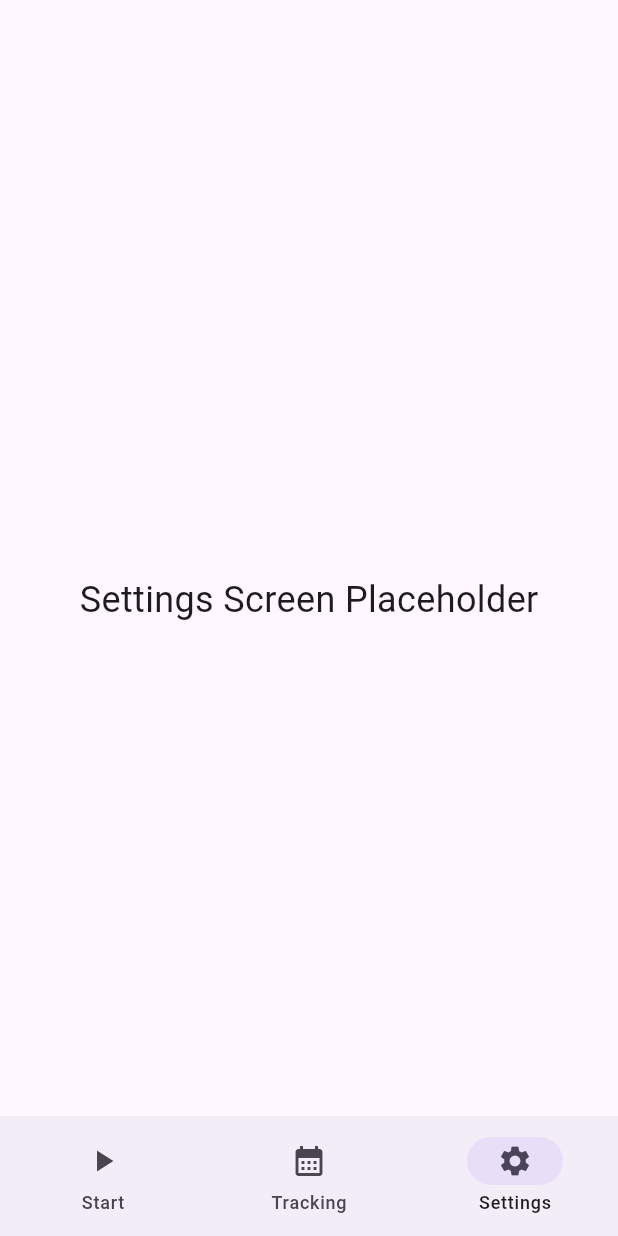
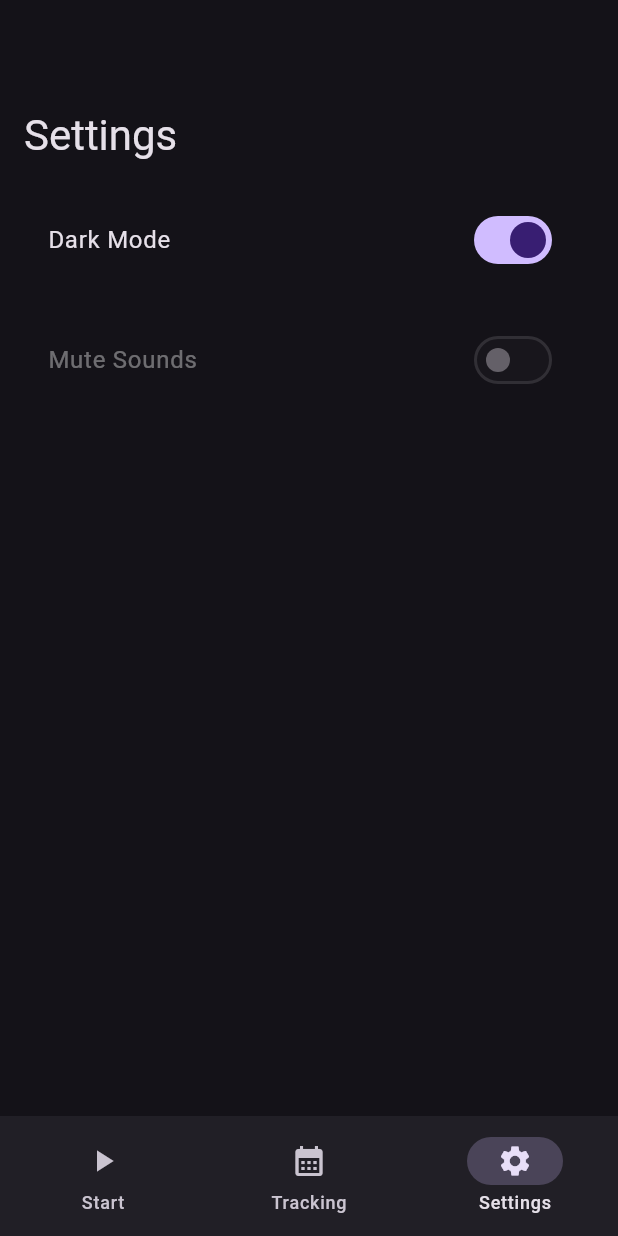
Before and after one commit to alquaza/finger_training_app, a Flutter app: the screen it shows after launch, item 3 of the bottom bar chosen, on a phone screen of 412 x 824 dp. Run offline on Flutter 3.47's test engine with Material 3 defaults, Android fonts, the phone set to English and light mode, and no system bars; our stand-ins replace audioplayers, shared_preferences, wakelock_plus.

Commit message:
Persistent settings (dark mode)
- set scheme back to "debug" (otherwise it doesn't work with simulator)
- started working on persistent settings in the settings screen
- app now stays in whatever mode you set it to (runs in dark mode the first time you open it)
- placeholder for mute in settings screen

```diff
--- /dev/null
+++ b/lib/classes/settings.dart
@@ -0,0 +1,34 @@
+import "package:shared_preferences/shared_preferences.dart";
+
+class Settings {
+  static SharedPreferencesAsync? _asyncPrefs;
+
+  // must be called once
+  static void init() {
+    _asyncPrefs = SharedPreferencesAsync();
+  }
+
+  static Future<void> setDarkMode(bool isDarkMode) async {
+    await _asyncPrefs?.setBool("darkMode", isDarkMode);
+  }
+
+  static Future<bool> getDarkMode() async {
+    // default to true (dark mode) for first time app is launched
+    return await _asyncPrefs?.getBool("darkMode") ?? true;
+  }
+}
+
+
+
+
+/*
+// example for using SharedPreferencesAsync
+
+final asyncPrefs = SharedPreferencesAsync();
+
+await asyncPrefs.setBool('repeat', true);
+await asyncPrefs.setString('action', 'Start');
+
+final bool? repeat = await asyncPrefs.getBool('repeat');
+final String? action = await asyncPrefs.getString('action');
+*/
--- a/lib/main.dart
+++ b/lib/main.dart
@@ -3,9 +3,11 @@ import "package:flutter/services.dart";
 import "package:finger_training_app/start_screen.dart";
 import "package:finger_training_app/tracking_screen.dart";
 import "package:finger_training_app/settings_screen.dart";
+import "package:finger_training_app/classes/settings.dart";
 
 void main() {
   WidgetsFlutterBinding.ensureInitialized();
+  Settings.init();
   SystemChrome.setPreferredOrientations([
     DeviceOrientation.portraitUp,
   ]).then((fn) {
@@ -21,22 +23,44 @@ class MyApp extends StatefulWidget {
 }
 
 class _MyAppState extends State<MyApp> {
-  final List<Widget> screens = const [
-    StartScreen(),
-    TrackingScreen(),
-    SettingsScreen(),
-  ];
+  int selectedIndex = 0;
+  // this is NOT the line that sets the default theme, the variable just has to be initialized
+  // even though it will be immediately overwritten in initState
+  ThemeMode themeMode = ThemeMode.dark;
 
-  // keeps track of which screen is currently selected
-  int selectedIndex = 0;
+  @override
+  void initState() {
+    super.initState();
+    _loadTheme();
+  }
+
+  Future<void> _loadTheme() async {
+    final isDarkMode = await Settings.getDarkMode();
+    setState(() {
+      themeMode = isDarkMode ? ThemeMode.dark : ThemeMode.light;
+    });
+  }
+
+  void setThemeMode(ThemeMode mode) {
+    setState(() {
+      themeMode = mode;
+    });
+  }
 
   @override
   Widget build(BuildContext context) {
+    // keeps track of which screen is currently selected
+    final List<Widget> screens = [
+      const StartScreen(),
+      const TrackingScreen(),
+      SettingsScreen(setThemeMode),
+    ];
+
     return MaterialApp(
       // theming
       theme: ThemeData.light(),
       darkTheme: ThemeData.dark(),
-      themeMode: ThemeMode.system,
+      themeMode: themeMode,
 
       // this title is not displayed inside the app
       title: "Finger Strength Training",
--- a/lib/new_routine.dart
+++ b/lib/new_routine.dart
@@ -1,3 +1,7 @@
+/*
+      CURRENTLY UNUSED FILE
+*/
+
 import "package:flutter/material.dart";
 
 class NewRoutine extends StatefulWidget {
--- a/lib/settings_screen.dart
+++ b/lib/settings_screen.dart
@@ -1,14 +1,66 @@
 import "package:flutter/material.dart";
+import "package:finger_training_app/classes/settings.dart";
 
-class SettingsScreen extends StatelessWidget {
-  const SettingsScreen({super.key});
+class SettingsScreen extends StatefulWidget {
+  final Function(ThemeMode) onThemeChanged;
+
+  const SettingsScreen(this.onThemeChanged, {super.key});
+
+  @override
+  State<SettingsScreen> createState() => _SettingsScreenState();
+}
+
+class _SettingsScreenState extends State<SettingsScreen> {
+  // this is not actually initializing dark mode, it will be immediately overwritten in initState
+  bool isDarkMode = true;
+
+  @override
+  void initState() {
+    super.initState();
+    _loadDarkMode();
+  }
+
+  // called on initState, sets the isDarkMode boolean based on saved preference
+  Future<void> _loadDarkMode() async {
+    final darkMode = await Settings.getDarkMode();
+    setState(() {
+      isDarkMode = darkMode;
+    });
+  }
+
+  Future<void> _toggleDarkMode(bool value) async {
+    await Settings.setDarkMode(value);
+    setState(() {
+      isDarkMode = value;
+    });
+    // notify the app to rebuild with new theme
+    widget.onThemeChanged(value ? ThemeMode.dark : ThemeMode.light);
+  }
 
   @override
   Widget build(BuildContext context) {
-    return Center(
-      child: Text(
-        "Settings Screen Placeholder",
-        style: TextStyle(fontSize: 24),
+    return Padding(
+      padding: const EdgeInsets.all(16.0),
+      child: Column(
+        crossAxisAlignment: CrossAxisAlignment.start,
+        children: [
+          Text(
+            "Settings",
+            style: Theme.of(context).textTheme.headlineMedium,
+          ),
+          const SizedBox(height: 24),
+          SwitchListTile(
+            title: const Text("Dark Mode"),
+            value: isDarkMode,
+            onChanged: _toggleDarkMode,
+          ),
+          const SizedBox(height: 24),
+          SwitchListTile(
+            title: const Text("Mute Sounds"),
+            value: false,
+            onChanged: (null),
+          ),
+        ],
       ),
     );
   }
--- a/lib/start_screen.dart
+++ b/lib/start_screen.dart
@@ -1,6 +1,6 @@
 import "package:flutter/material.dart";
 import "package:finger_training_app/timer_screen.dart";
-import "package:finger_training_app/models/exercise.dart";
+import "package:finger_training_app/classes/exercise.dart";
 import "package:finger_training_app/info_screen.dart";
 
 class StartScreen extends StatelessWidget {
--- a/lib/timer_screen.dart
+++ b/lib/timer_screen.dart
@@ -1,6 +1,6 @@
 import "package:flutter/material.dart";
 import "dart:async";
-import "package:finger_training_app/models/exercise.dart";
+import "package:finger_training_app/classes/exercise.dart";
 import 'package:audioplayers/audioplayers.dart';
 import 'package:wakelock_plus/wakelock_plus.dart';
 
--- a/pubspec.yaml
+++ b/pubspec.yaml
@@ -37,6 +37,7 @@ dependencies:
   audioplayers: ^6.5.1
   url_launcher: ^6.3.2
   wakelock_plus: ^1.4.0
+  shared_preferences: ^2.5.4
 
 dev_dependencies:
   flutter_test:
```
Also changed, not shown: lib/classes/exercise.dart (renamed from lib/models/exercise.dart), pubspec.lock, 4 other files.
